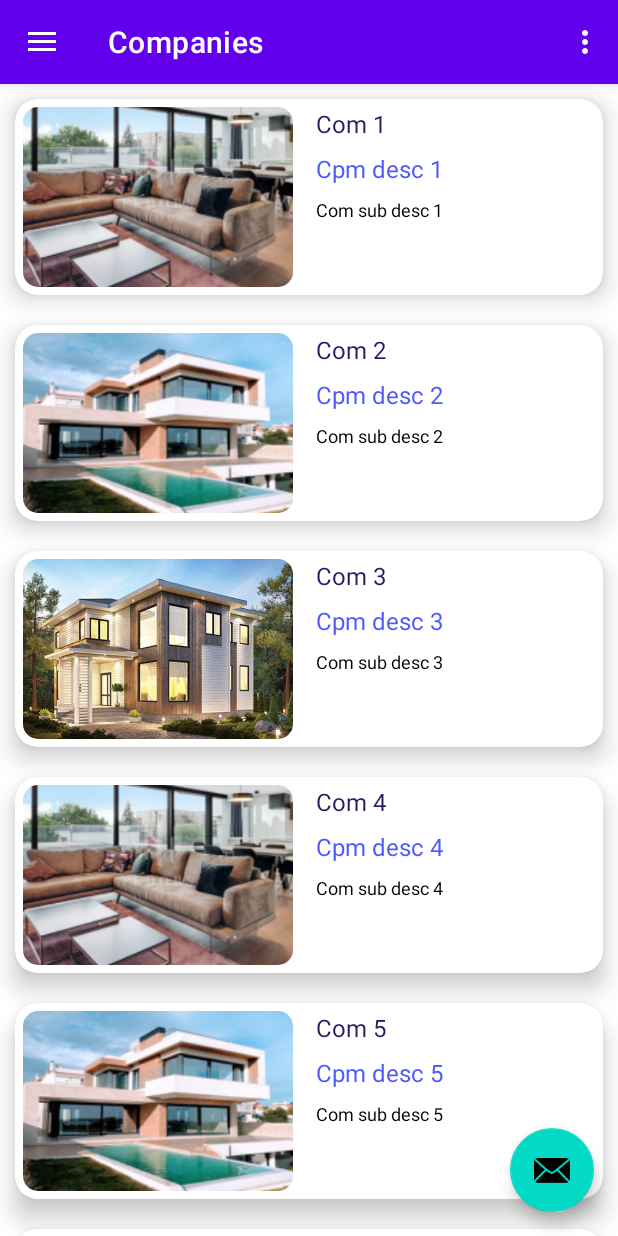
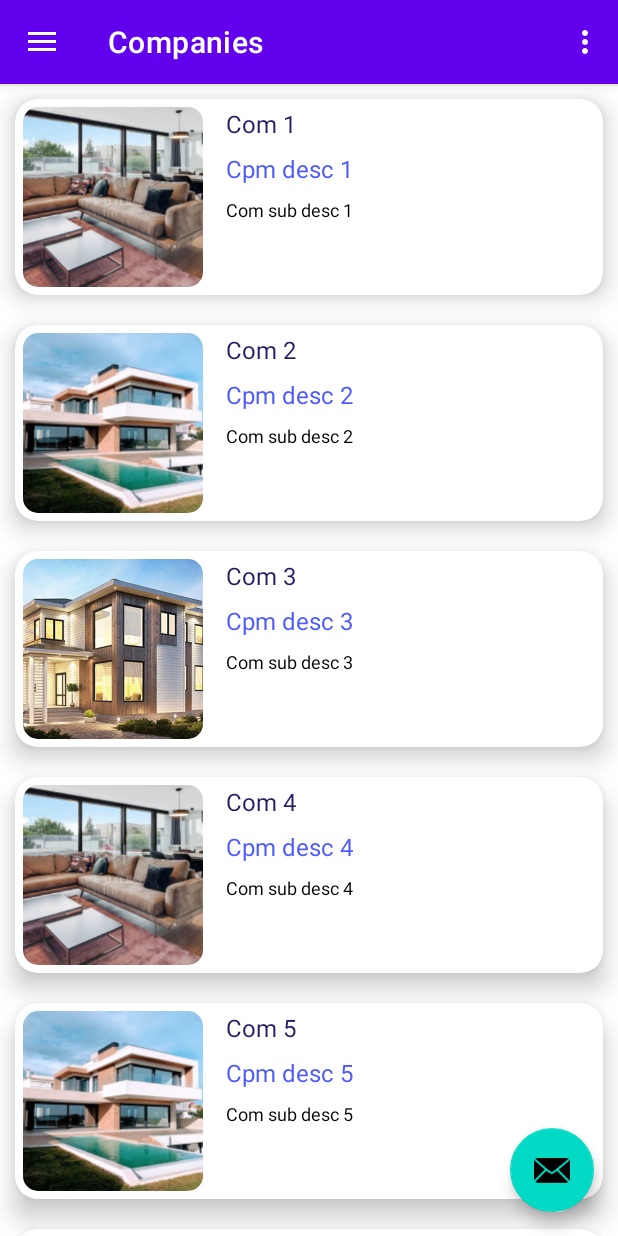
Before and after one commit to RomankinRoma/resod-mobile, an Android app: the screen it shows after launch (MainActivity), in the side drawer, after a tap on "Companies", on a phone screen of 412 x 824 dp. Run offline under Robolectric (Android 15) with nearby library versions, the phone set to English and light mode, and no system bars; our stand-ins replace navigation-ui.

Commit message:
company design xml

```diff
--- a/app/src/main/res/layout/fragment_company.xml
+++ b/app/src/main/res/layout/fragment_company.xml
@@ -17,7 +17,7 @@
         <!-- company image -->
         <com.google.android.material.imageview.ShapeableImageView
             android:id="@+id/fragment_company__companyImg"
-            android:layout_width="180dp"
+            android:layout_width="120dp"
             android:layout_height="120dp"
             android:scaleType="centerCrop"
             android:src="@drawable/home2"
```
